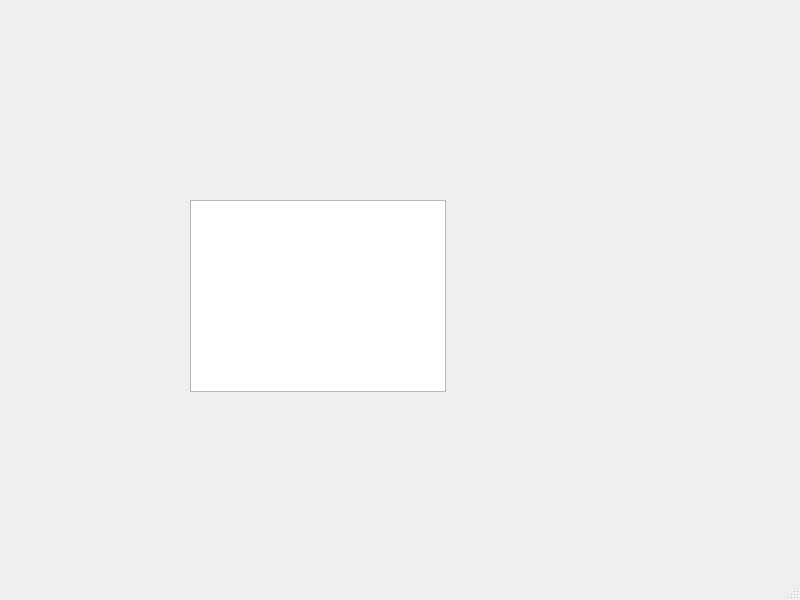
Above: test104/test104/Forms/existinguserwindow.ui from MuhammadMoustafa/Test-MiniPACS before the change. Below: the same form after it.
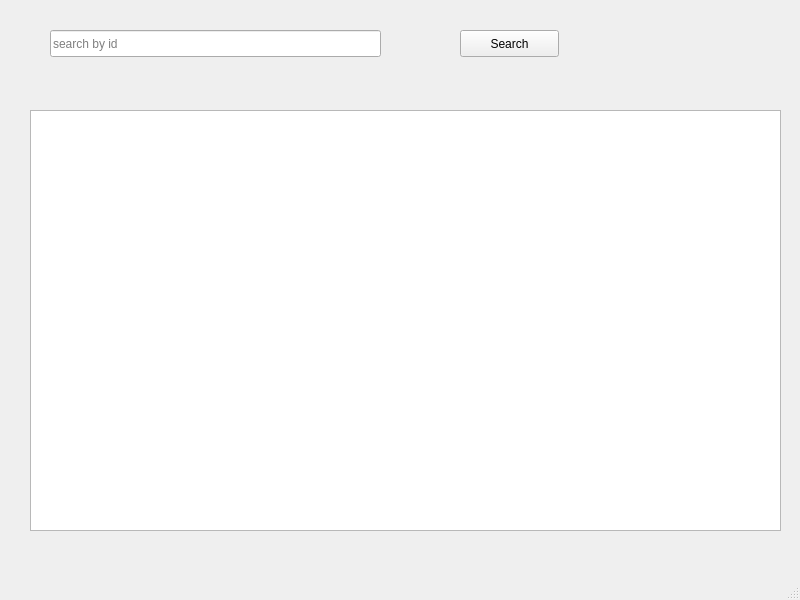
That is the form after the change.

Patch:
```diff
--- a/test104/test104/Forms/existinguserwindow.ui
+++ b/test104/test104/Forms/existinguserwindow.ui
@@ -17,13 +17,39 @@
    <widget class="QTableView" name="tableView">
     <property name="geometry">
      <rect>
-      <x>190</x>
-      <y>200</y>
-      <width>256</width>
-      <height>192</height>
+      <x>30</x>
+      <y>110</y>
+      <width>751</width>
+      <height>421</height>
      </rect>
     </property>
    </widget>
+   <widget class="QLineEdit" name="lineEdit">
+    <property name="geometry">
+     <rect>
+      <x>50</x>
+      <y>30</y>
+      <width>331</width>
+      <height>27</height>
+     </rect>
+    </property>
+    <property name="placeholderText">
+     <string>search by id</string>
+    </property>
+   </widget>
+   <widget class="QPushButton" name="btn_Search">
+    <property name="geometry">
+     <rect>
+      <x>460</x>
+      <y>30</y>
+      <width>99</width>
+      <height>27</height>
+     </rect>
+    </property>
+    <property name="text">
+     <string>Search</string>
+    </property>
+   </widget>
   </widget>
   <widget class="QMenuBar" name="menubar">
    <property name="geometry">
```
